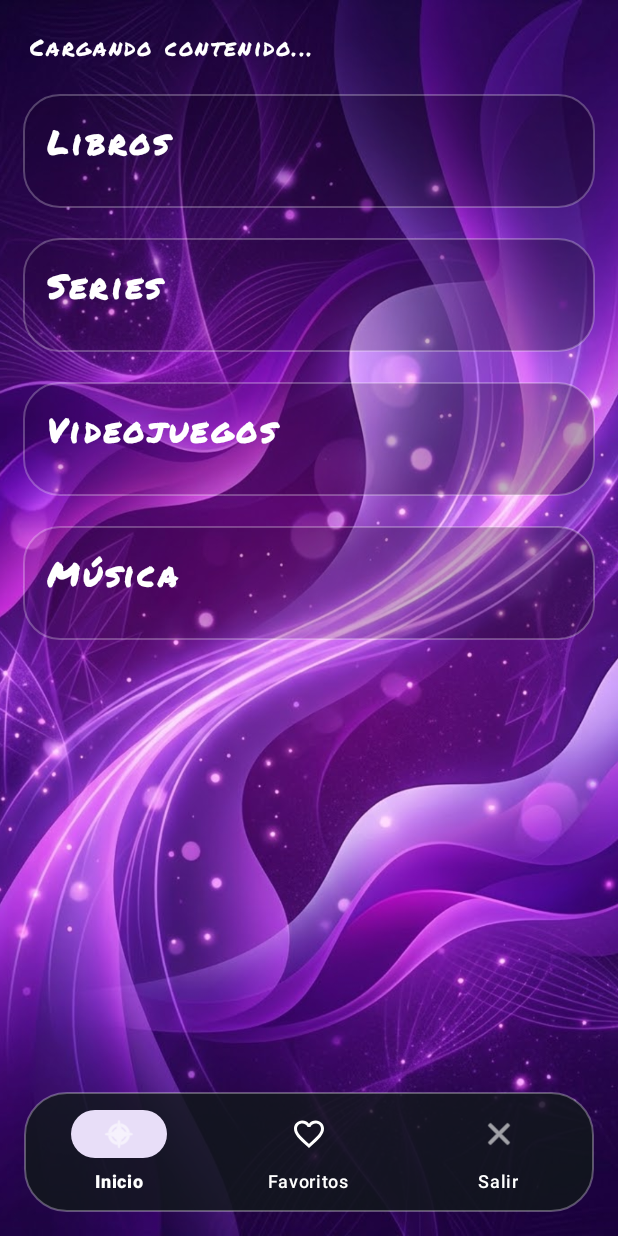
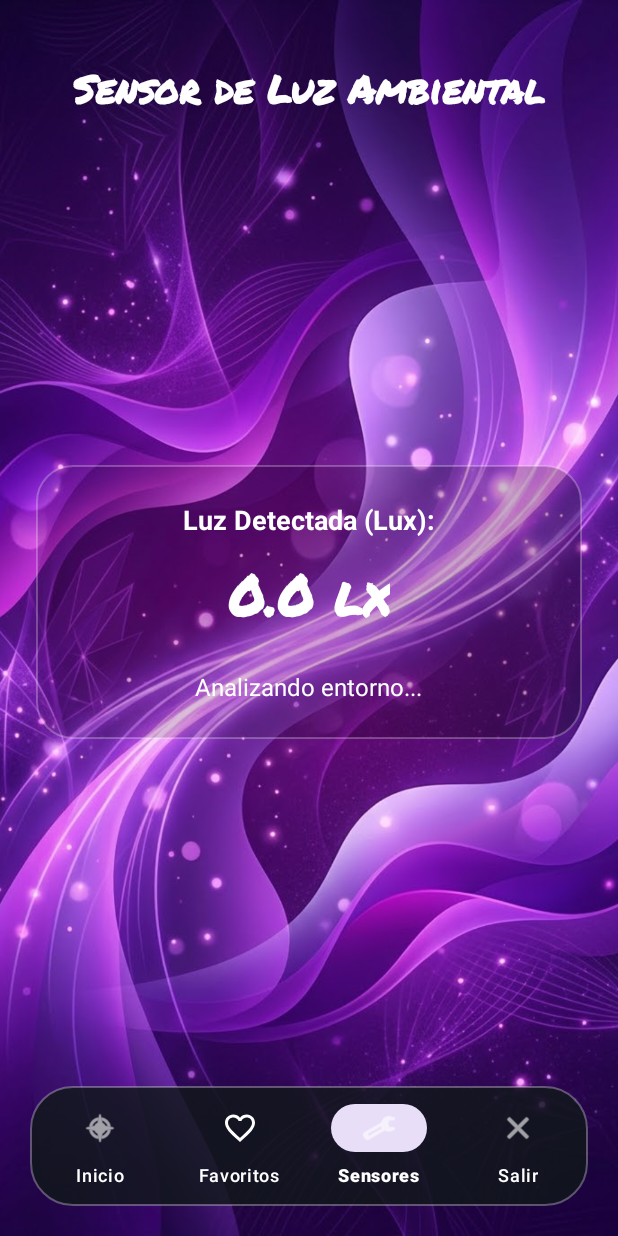
Before and after one commit to fc530414-prog/Reviewly, an Android app: the screen it shows after launch once a user with an empty profile is signed in (HomeActivity before the commit, SensorActivity after it), item 3 of the bottom bar chosen, on a phone screen of 412 x 824 dp. Run offline under Robolectric (Android 15) with nearby library versions, the phone set to English and light mode, and no system bars; our stand-ins replace Firebase (no records; nobody signed in at launch, a user with empty details on screens opened directly); libraries missing offline, so code that uses them is left out: eightbitlab.com.blurview; plain views replace BlurView; pictures from the network do not load; 5 statements that could not run were skipped.

Commit message:
Todo funcional

```diff
--- a/app/src/main/AndroidManifest.xml
+++ b/app/src/main/AndroidManifest.xml
@@ -39,6 +39,9 @@
         <activity
             android:name=".Favact"
             android:exported="false" />
+        <activity
+            android:name=".SensorActivity"
+            android:exported="false" />
     </application>
 
 </manifest>
--- a/app/src/main/java/com/example/reviewly/Favact.kt
+++ b/app/src/main/java/com/example/reviewly/Favact.kt
@@ -118,6 +118,11 @@ class Favact : AppCompatActivity() {
                     true
                 }
                 R.id.nav_favoritos -> true
+                R.id.nav_sensores -> {
+                    startActivity(Intent(this, SensorActivity::class.java))
+                    finish()
+                    true
+                }
                 R.id.nav_salir -> {
                     cerrarSesion()
                     true
--- a/app/src/main/java/com/example/reviewly/HomeActivity.kt
+++ b/app/src/main/java/com/example/reviewly/HomeActivity.kt
@@ -54,8 +54,8 @@ class HomeActivity : AppCompatActivity() {
         configurarEfectoCristal()
 
         // Consultas independientes para cada sección
-        obtenerAlbum("Habitos Atomicos", contenedorLibros, "ebook", null)
-        obtenerAlbum("greys anatomy", contenedorSeries, "tvShow", null)
+        obtenerAlbum("caraval", contenedorLibros, "ebook", null)
+        obtenerAlbum("Disney", contenedorSeries, "tvShow", null)
         obtenerAlbum("Guardian Tales", contenedorVideojuegos, "software", null)
         obtenerAlbum("YOASOBI", contenedorMusica, "music", "album")
     }
@@ -214,6 +214,11 @@ class HomeActivity : AppCompatActivity() {
                     startActivity(Intent(this, Favact::class.java))
                     true
                 }
+                R.id.nav_sensores -> {
+                    startActivity(Intent(this, SensorActivity::class.java))
+                    finish()
+                    true
+                }
                 R.id.nav_salir -> {
                     cerrarSesion()
                     true
--- /dev/null
+++ b/app/src/main/java/com/example/reviewly/SensorActivity.kt
@@ -0,0 +1,118 @@
+package com.example.reviewly
+
+import android.content.Context
+import android.content.Intent
+import android.hardware.Sensor
+import android.hardware.SensorEvent
+import android.hardware.SensorEventListener
+import android.hardware.SensorManager
+import android.os.Bundle
+import android.widget.TextView
+import android.widget.Toast
+import androidx.activity.enableEdgeToEdge
+import androidx.appcompat.app.AppCompatActivity
+import androidx.constraintlayout.widget.ConstraintLayout
+import com.google.android.material.bottomnavigation.BottomNavigationView
+import com.google.firebase.auth.FirebaseAuth
+
+class SensorActivity : AppCompatActivity(), SensorEventListener {
+
+    private lateinit var sensorManager: SensorManager
+    private var lightSensor: Sensor? = null
+
+    private lateinit var tvLuxValue: TextView
+    private lateinit var tvEstadoModo: TextView
+    private lateinit var rootLayoutSensor: ConstraintLayout
+    private lateinit var botonnav: BottomNavigationView
+
+    override fun onCreate(savedInstanceState: Bundle?) {
+        super.onCreate(savedInstanceState)
+        enableEdgeToEdge()
+        setContentView(R.layout.activity_sensor)
+
+        tvLuxValue = findViewById(R.id.tvLuxValue)
+        tvEstadoModo = findViewById(R.id.tvEstadoModo)
+        rootLayoutSensor = findViewById(R.id.rootLayoutSensor)
+        botonnav = findViewById(R.id.bottomNavigation)
+
+        sensorManager = getSystemService(Context.SENSOR_SERVICE) as SensorManager
+        lightSensor = sensorManager.getDefaultSensor(Sensor.TYPE_LIGHT)
+
+        if (lightSensor == null) {
+            Toast.makeText(this, "Dispositivo sin sensor de luz ambiental", Toast.LENGTH_LONG).show()
+        }
+
+        menuNavegacion()
+    }
+
+    override fun onResume() {
+        super.onResume()
+        botonnav.selectedItemId = R.id.nav_sensores
+        lightSensor?.let {
+            sensorManager.registerListener(this, it, SensorManager.SENSOR_DELAY_NORMAL)
+        }
+    }
+
+    override fun onPause() {
+        super.onPause()
+        sensorManager.unregisterListener(this)
+    }
+
+    override fun onSensorChanged(event: SensorEvent?) {
+        if (event?.sensor?.type == Sensor.TYPE_LIGHT) {
+            val lux = event.values[0]
+            tvLuxValue.text = "$lux lx"
+
+            if (lux < 50f) {
+                // Ambiente oscuro -> Modo Oscuro / Nocturno suave adaptado a Reviewly
+                rootLayoutSensor.setBackgroundColor(android.graphics.Color.parseColor("#121212"))
+                tvEstadoModo.text = "🌙 Ambiente Oscuro: Modo nocturno activado para proteger tu vista."
+            } else {
+                // Ambiente iluminado -> Estilo vibrante original de Reviewly
+                rootLayoutSensor.setBackgroundColor(android.graphics.Color.parseColor("#7D004E"))
+                tvEstadoModo.text = "☀️ Ambiente Luminoso: Modo vibrante optimizado para luz ambiental."
+            }
+        }
+    }
+
+    override fun onAccuracyChanged(sensor: Sensor?, accuracy: Int) {
+        // No requerido
+    }
+
+    private fun menuNavegacion() {
+        botonnav.selectedItemId = R.id.nav_sensores
+
+        botonnav.setOnItemSelectedListener { item ->
+            when (item.itemId) {
+                R.id.nav_inicio -> {
+                    startActivity(Intent(this, HomeActivity::class.java))
+                    finish()
+                    true
+                }
+                R.id.nav_favoritos -> {
+                    startActivity(Intent(this, Favact::class.java))
+                    finish()
+                    true
+                }
+                R.id.nav_sensores -> true
+                R.id.nav_salir -> {
+                    cerrarSesion()
+                    true
+                }
+                else -> false
+            }
+        }
+    }
+
+    private fun cerrarSesion() {
+        FirebaseAuth.getInstance().signOut()
+        val sharedPreferences = getSharedPreferences("SesionPrefs", MODE_PRIVATE)
+        sharedPreferences.edit().putBoolean("is_logged_in", false).apply()
+
+        Toast.makeText(this, "Sesión cerrada", Toast.LENGTH_SHORT).show()
+        val intent = Intent(this, MainActivity::class.java)
+        intent.flags = Intent.FLAG_ACTIVITY_NEW_TASK or Intent.FLAG_ACTIVITY_CLEAR_TASK
+        startActivity(intent)
+        finish()
+    }
+}
--- /dev/null
+++ b/app/src/main/res/layout/activity_sensor.xml
@@ -0,0 +1,98 @@
+<?xml version="1.0" encoding="utf-8"?>
+<androidx.constraintlayout.widget.ConstraintLayout xmlns:android="http://schemas.android.com/apk/res/android"
+    xmlns:app="http://schemas.android.com/apk/res-auto"
+    xmlns:tools="http://schemas.android.com/tools"
+    android:id="@+id/rootLayoutSensor"
+    android:layout_width="match_parent"
+    android:layout_height="match_parent"
+    android:background="#7D004E"
+    tools:context=".SensorActivity">
+
+    <!-- Fondo -->
+    <ImageView
+        android:id="@+id/backgroundSensor"
+        android:layout_width="0dp"
+        android:layout_height="0dp"
+        android:src="@drawable/fondo_morado"
+        android:scaleType="centerCrop"
+        app:layout_constraintBottom_toBottomOf="parent"
+        app:layout_constraintEnd_toEndOf="parent"
+        app:layout_constraintStart_toStartOf="parent"
+        app:layout_constraintTop_toTopOf="parent"/>
+
+    <TextView
+        android:id="@+id/tvTituloSensor"
+        android:layout_width="wrap_content"
+        android:layout_height="wrap_content"
+        android:text="Sensor de Luz Ambiental"
+        android:textColor="@color/white"
+        android:textSize="26sp"
+        android:textStyle="bold"
+        android:fontFamily="@font/permanent_marker"
+        android:layout_marginTop="40dp"
+        app:layout_constraintEnd_toEndOf="parent"
+        app:layout_constraintStart_toStartOf="parent"
+        app:layout_constraintTop_toTopOf="parent" />
+
+    <LinearLayout
+        android:layout_width="0dp"
+        android:layout_height="wrap_content"
+        android:orientation="vertical"
+        android:gravity="center"
+        android:padding="24dp"
+        android:layout_marginHorizontal="24dp"
+        android:background="@drawable/efecto_cristal"
+        app:layout_constraintBottom_toTopOf="@id/bottomNavigation"
+        app:layout_constraintEnd_toEndOf="parent"
+        app:layout_constraintStart_toStartOf="parent"
+        app:layout_constraintTop_toBottomOf="@id/tvTituloSensor">
+
+        <TextView
+            android:id="@+id/tvLuxLabel"
+            android:layout_width="wrap_content"
+            android:layout_height="wrap_content"
+            android:text="Luz Detectada (Lux):"
+            android:textColor="@color/white"
+            android:textSize="18sp"
+            android:textStyle="bold" />
+
+        <TextView
+            android:id="@+id/tvLuxValue"
+            android:layout_width="wrap_content"
+            android:layout_height="wrap_content"
+            android:text="0.0 lx"
+            android:textColor="@color/white"
+            android:textSize="36sp"
+            android:textStyle="bold"
+            android:layout_marginTop="12dp"
+            android:fontFamily="@font/permanent_marker" />
+
+        <TextView
+            android:id="@+id/tvEstadoModo"
+            android:layout_width="wrap_content"
+            android:layout_height="wrap_content"
+            android:text="Analizando entorno..."
+            android:textColor="@color/white"
+            android:textSize="16sp"
+            android:gravity="center"
+            android:layout_marginTop="24dp" />
+
+    </LinearLayout>
+
+    <com.google.android.material.bottomnavigation.BottomNavigationView
+        android:id="@+id/bottomNavigation"
+        android:layout_width="0dp"
+        android:layout_height="wrap_content"
+        android:layout_marginStart="20dp"
+        android:layout_marginEnd="20dp"
+        android:layout_marginBottom="20dp"
+        android:background="@drawable/bg_bottom_nav"
+        app:itemIconTint="@color/white"
+        app:itemTextColor="@color/white"
+        app:labelVisibilityMode="labeled"
+        app:menu="@menu/menu_botton"
+        app:layout_constraintBottom_toBottomOf="parent"
+        app:layout_constraintEnd_toEndOf="parent"
+        app:layout_constraintStart_toStartOf="parent"/>
+
+</androidx.constraintlayout.widget.ConstraintLayout>
--- a/app/src/main/res/menu/menu_botton.xml
+++ b/app/src/main/res/menu/menu_botton.xml
@@ -9,6 +9,10 @@
         android:icon="@drawable/ic_favorite_border"
         android:title="Favoritos" />
 
+    <item android:id="@+id/nav_sensores"
+        android:icon="@android:drawable/ic_menu_manage"
+        android:title="Sensores" />
+
     <item android:id="@+id/nav_salir"
         android:icon="@android:drawable/ic_menu_close_clear_cancel"
         android:title="Salir" />
```
